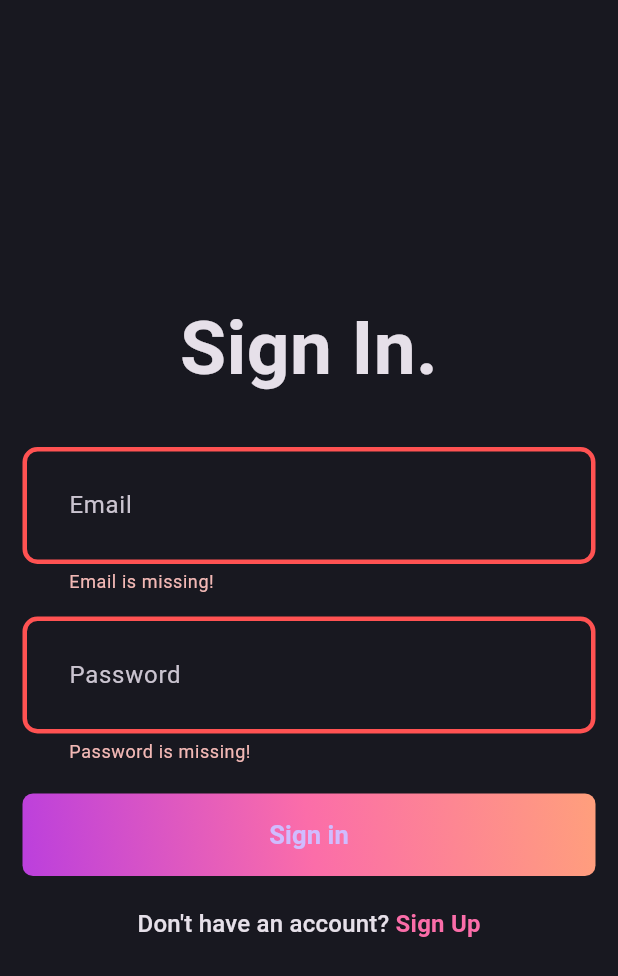
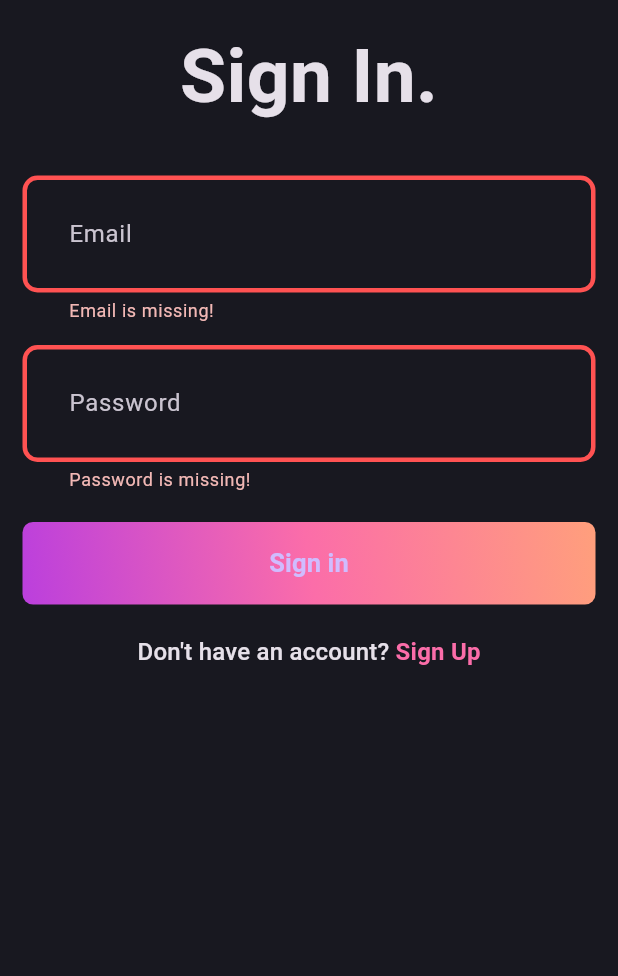
Before and after one commit to aalperen-dev/blog_app, a Flutter app: the screen it shows after launch, after a tap on "Sign in", on a phone screen of 412 x 824 dp. Shown: the top 976 px of the screen. Run offline on Flutter 3.47's test engine with Material 3 defaults, Android fonts, the phone set to English and light mode, and no system bars; our stand-ins replace dotted_border, flutter_bloc, fpdart, get_it, image_picker, supabase_flutter; accounts and stored records are empty.

Commit message:
fetch blogs done

```diff
--- a/blog_app/lib/features/auth/presentation/pages/login_page.dart
+++ b/blog_app/lib/features/auth/presentation/pages/login_page.dart
@@ -5,6 +5,7 @@ import 'package:blog_app/features/auth/presentation/bloc/auth_bloc.dart';
 import 'package:blog_app/features/auth/presentation/pages/signup_page.dart';
 import 'package:blog_app/features/auth/presentation/widgets/auth_field.dart';
 import 'package:blog_app/features/auth/presentation/widgets/auth_gradient_button.dart';
+import 'package:blog_app/features/blog/presentation/pages/blog_page.dart';
 import 'package:flutter/material.dart';
 import 'package:flutter_bloc/flutter_bloc.dart';
 
@@ -32,12 +33,19 @@ class _LoginPageState extends State<LoginPage> {
   @override
   Widget build(BuildContext context) {
     return Scaffold(
-      body: Padding(
+      body: SingleChildScrollView(
+        child: Padding(
           padding: const EdgeInsets.all(15.0),
           child: BlocConsumer<AuthBloc, AuthState>(
             listener: (context, state) {
               if (state is AuthFailure) {
                 AppSnackbar.showSnackBar(context, state.message);
+              } else if (state is AuthSuccess) {
+                Navigator.pushAndRemoveUntil(
+                  context,
+                  BlogPage.route(),
+                  (route) => false,
+                );
               }
             },
             builder: (context, state) {
@@ -121,6 +129,7 @@ class _LoginPageState extends State<LoginPage> {
             },
           ),
         ),
+      ),
     );
   }
 }
--- a/blog_app/lib/features/blog/data/repositories/blog_repository_impl.dart
+++ b/blog_app/lib/features/blog/data/repositories/blog_repository_impl.dart
@@ -60,12 +60,8 @@ class BlogRepositoryImpl implements BlogRepository {
   @override
   Future<Either<AppFailure, List<BlogEntitiy>>> getAllBlogs() async {
     try {
-      // if (!await (connectionChecker.isConnected)) {
-      //   final blogs = blogLocalDataSource.loadBlogs();
-      //   return right(blogs);
-      // }
       final blogs = await blogRemoteDataSource.getAllBlogs();
-      // blogLocalDataSource.uploadLocalBlogs(blogs: blogs);
+
       return Right(blogs);
     } on AppException catch (e) {
       return Left(AppFailure(e.message));
--- a/blog_app/lib/features/blog/presentation/bloc/blog_event.dart
+++ b/blog_app/lib/features/blog/presentation/bloc/blog_event.dart
@@ -18,3 +18,5 @@ final class BlogUpload extends BlogEvent {
     required this.topics,
   });
 }
+
+final class BlogFetchAllBlogs extends BlogEvent {}
--- a/blog_app/lib/init_dependencies.dart
+++ b/blog_app/lib/init_dependencies.dart
@@ -9,6 +9,7 @@ import 'package:blog_app/features/auth/presentation/bloc/auth_bloc.dart';
 import 'package:blog_app/features/blog/data/datasources/blog_remote_data_source.dart';
 import 'package:blog_app/features/blog/data/repositories/blog_repository_impl.dart';
 import 'package:blog_app/features/blog/domain/repositories/blog_repository.dart';
+import 'package:blog_app/features/blog/domain/usecases/get_all_blogs.dart';
 import 'package:blog_app/features/blog/domain/usecases/upload_blog.dart';
 import 'package:blog_app/features/blog/presentation/bloc/blog_bloc.dart';
 import 'package:get_it/get_it.dart';
@@ -81,10 +82,14 @@ void _initBlog() {
     ..registerFactory(
       () => UploadBlog(serviceLocator()),
     )
+    ..registerFactory(
+      () => GetAllBlogs(serviceLocator()),
+    )
     // bloc
     ..registerLazySingleton(
       () => BlogBloc(
         uploadBlog: serviceLocator(),
+        getAllBlogs: serviceLocator(),
       ),
     );
 }
--- a/blog_app/log.txt
+++ b/blog_app/log.txt
@@ -1,3 +1,3 @@
 https://www.youtube.com/watch?v=ELFORM9fmss
 
-süre: 5.23.18
+süre: 5.56.24
```
Also changed, not shown: blog_app/lib/features/blog/domain/usecases/get_all_blogs.dart (added, +15 -0 lines), blog_app/lib/features/blog/presentation/bloc/blog_bloc.dart (+23 -3 lines), blog_app/lib/features/blog/presentation/bloc/blog_state.dart (+6 -1 lines), blog_app/lib/features/blog/presentation/pages/add_new_blog_page.dart (+4 -4 lines), blog_app/lib/features/blog/presentation/pages/blog_page.dart (+38 -2 lines). Lines whose indentation alone changed are shown as unchanged.
